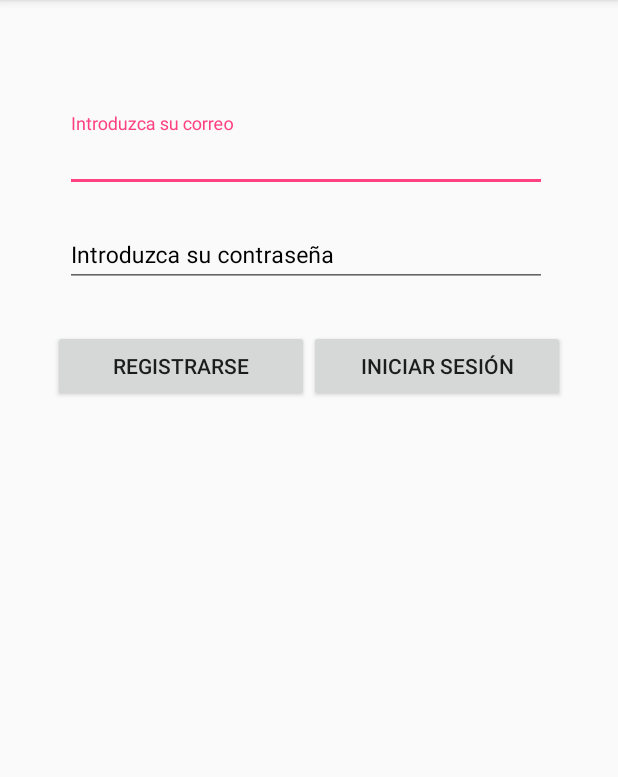
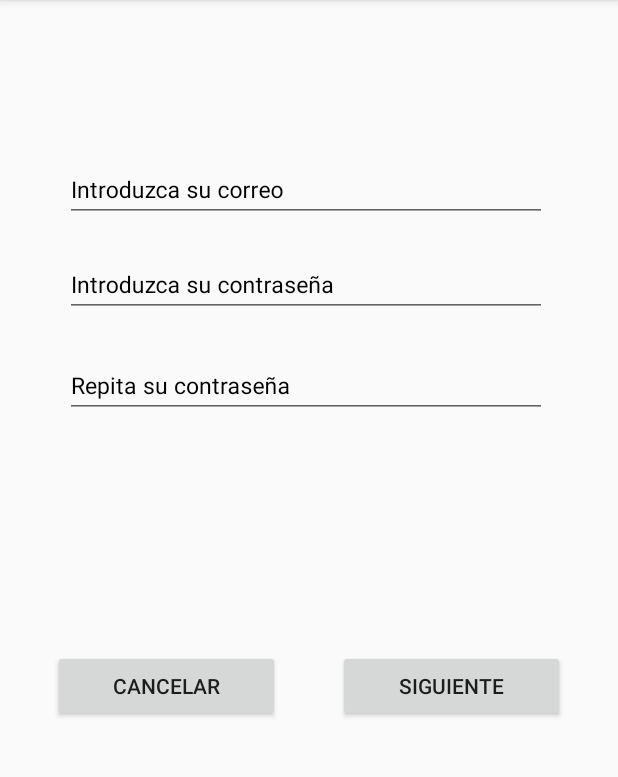
Before and after one commit to Fermach/KeepMoving-Social-Network-, an Android app: the screen it shows after launch (MainActivity), after a tap on "REGISTRARSE", on a phone screen of 412 x 824 dp, the part 84-861 px from its top. Run offline under Robolectric (Android 15) with nearby library versions, the phone set to English and light mode, and no system bars; our stand-ins replace Firebase (no records; nobody signed in at launch, a user with empty details on screens opened directly).

Commit message:
Se ha implementado la pantalla de registro

```diff
--- a/KeepMoving/app/src/main/AndroidManifest.xml
+++ b/KeepMoving/app/src/main/AndroidManifest.xml
@@ -4,6 +4,7 @@
     <uses-permission android:name="android.permission.INTERNET" />
     <uses-permission android:name="android.permission.ACCESS_NETWORK_STATE" />
     <application
+        android:name=".App"
         android:allowBackup="true"
         android:icon="@mipmap/ic_launcher"
         android:label="@string/app_name"
--- a/KeepMoving/app/src/main/java/com/example/fermach/keepmoving/Loggin/LogginPantallaVista.java
+++ b/KeepMoving/app/src/main/java/com/example/fermach/keepmoving/Loggin/LogginPantallaVista.java
@@ -1,5 +1,6 @@
 package com.example.fermach.keepmoving.Loggin;
 
+import android.app.ProgressDialog;
 import android.os.Bundle;
 import android.support.annotation.Nullable;
 import android.support.design.widget.Snackbar;
@@ -10,9 +11,11 @@ import android.view.ViewGroup;
 import android.widget.Button;
 import android.widget.EditText;
 
+import com.example.fermach.keepmoving.App;
 import com.example.fermach.keepmoving.Modelos.Usuario.Usuario;
 import com.example.fermach.keepmoving.Perfil_Usuario.PerfilPantallaVista;
 import com.example.fermach.keepmoving.R;
+import com.example.fermach.keepmoving.Registro.RegistroPantallaVista;
 
 /**
  * Created by Fermach on 27/03/2018.
@@ -25,6 +28,7 @@ public class LogginPantallaVista extends Fragment implements LogginPantallaContr
     private EditText et_correo;
     private EditText et_contraseña;
     private View myView;
+    private ProgressDialog progressDialog;
     private LogginPantallaContract.Presenter presenter;
     private String correo;
     private String contraseña;
@@ -43,6 +47,8 @@ public class LogginPantallaVista extends Fragment implements LogginPantallaContr
         activarControladores();
 
         presenter= new LogginPantallaPresenter(this);
+        progressDialog=new ProgressDialog(myView.getContext());
+
 
         return  myView;
     }
@@ -59,6 +65,8 @@ public class LogginPantallaVista extends Fragment implements LogginPantallaContr
         btn_registrar.setOnClickListener(new View.OnClickListener() {
             @Override
             public void onClick(View v) {
+                fragment = new RegistroPantallaVista();
+                getFragmentManager().beginTransaction().replace(R.id.content_main, fragment ).commit();
 
             }
         });
@@ -66,10 +74,13 @@ public class LogginPantallaVista extends Fragment implements LogginPantallaContr
         btn_iniciar_sesion.setOnClickListener(new View.OnClickListener() {
             @Override
             public void onClick(View v) {
-                correo= et_correo.getText().toString();
-                contraseña= et_contraseña.getText().toString();
+                correo= et_correo.getText().toString().trim();
+                contraseña= et_contraseña.getText().toString().trim();
 
                 if(!correo.isEmpty() && !contraseña.isEmpty()) {
+
+                    progressDialog.setMessage("Logueando usuario");
+                    progressDialog.show();
 
                     usuario = new Usuario(correo, contraseña);
                     presenter.loggearUsuario(usuario);
@@ -83,12 +94,14 @@ public class LogginPantallaVista extends Fragment implements LogginPantallaContr
 
     @Override
     public void onSesionIniciadaError() {
+        progressDialog.dismiss();
         Snackbar.make(myView,"No se pudo iniciar sesión", Snackbar.LENGTH_SHORT).show();
 
     }
 
     @Override
     public void onSesionIniciada() {
+        progressDialog.dismiss();
         fragment = new PerfilPantallaVista();
         getFragmentManager().beginTransaction().replace(R.id.content_main, fragment ).commit();
 
@@ -97,7 +110,7 @@ public class LogginPantallaVista extends Fragment implements LogginPantallaContr
     @Override
     public void onStart() {
         super.onStart();
-       // presenter.comprobarRegistroDeUsuario();
+        presenter.iniciarListenerFire();
     }
 
     @Override
--- a/KeepMoving/app/src/main/java/com/example/fermach/keepmoving/MainActivity/MainActivity.java
+++ b/KeepMoving/app/src/main/java/com/example/fermach/keepmoving/MainActivity/MainActivity.java
@@ -104,7 +104,7 @@ public class MainActivity extends AppCompatActivity {
          //   getSupportFragmentManager().beginTransaction().replace(R.id.content_main,fragment).commit();
         }
 
-        DrawerLayout drawer = (DrawerLayout) findViewById(R.id.drawer_layout);
+        DrawerLayout drawer = findViewById(R.id.drawer_layout);
         drawer.closeDrawer(GravityCompat.START);
         return true;
     }
--- a/KeepMoving/app/src/main/java/com/example/fermach/keepmoving/Modelos/Usuario/UsuariosDataSource.java
+++ b/KeepMoving/app/src/main/java/com/example/fermach/keepmoving/Modelos/Usuario/UsuariosDataSource.java
@@ -7,6 +7,7 @@ package com.example.fermach.keepmoving.Modelos.Usuario;
 public interface UsuariosDataSource {
 
     void loguearUsuario(Usuario usuario, LoguearUsuarioCallback callback);
+    void registrarUsuario(Usuario usuario, RegistrarUsuarioCallback callback);
     void comprobarUsuarioRegistrado(ComprobarUsuarioRegistradoCallback callback);
     void cerrarSesion(CerrarSesionCallback callback);
     void iniciarListener(IniciarListenerCallback callback);
@@ -15,6 +16,10 @@ public interface UsuariosDataSource {
     interface LoguearUsuarioCallback{
         void onUsuarioLogueado();
         void onUsuarioLogueadoError();
+    }
+    interface RegistrarUsuarioCallback{
+        void onUsuarioRegistrado();
+        void onUsuarioRegistradoError();
     }
 
     interface ComprobarUsuarioRegistradoCallback{
--- /dev/null
+++ b/KeepMoving/app/src/main/java/com/example/fermach/keepmoving/Registro/RegistroPantallaContract.java
@@ -0,0 +1,19 @@
+package com.example.fermach.keepmoving.Registro;
+
+import com.example.fermach.keepmoving.Modelos.Usuario.Usuario;
+
+/**
+ * Created by Fermach on 27/03/2018.
+ */
+
+public interface RegistroPantallaContract {
+    interface View {
+        void onRegistroError();
+        void onRegistro();
+    }
+    interface Presenter {
+        void registrarUsuario(Usuario usuario);
+
+    }
+
+}
--- /dev/null
+++ b/KeepMoving/app/src/main/java/com/example/fermach/keepmoving/Registro/RegistroPantallaPresenter.java
@@ -0,0 +1,40 @@
+package com.example.fermach.keepmoving.Registro;
+
+import android.util.Log;
+
+import com.example.fermach.keepmoving.Modelos.Usuario.Usuario;
+import com.example.fermach.keepmoving.Modelos.Usuario.UsuariosDataSource;
+import com.example.fermach.keepmoving.Modelos.Usuario.UsuariosRepository;
+
+/**
+ * Created by Fermach on 27/03/2018.
+ */
+
+public class RegistroPantallaPresenter implements  RegistroPantallaContract.Presenter{
+    private UsuariosRepository repository;
+    private RegistroPantallaContract.View registroView;
+
+
+
+    public RegistroPantallaPresenter(RegistroPantallaContract.View view) {
+        this.registroView = view;
+        repository = UsuariosRepository.getInstance();
+       // this.repository = UsuariosRepository.getInstance();
+    }
+
+
+    @Override
+    public void registrarUsuario(Usuario usuario) {
+       repository.registrarUsuario(usuario, new UsuariosDataSource.RegistrarUsuarioCallback() {
+          @Override
+          public void onUsuarioRegistrado() {
+             registroView.onRegistro();
+          }
+
+          @Override
+          public void onUsuarioRegistradoError() {
+             registroView.onRegistroError();
+          }
+       });
+    }
+}
--- /dev/null
+++ b/KeepMoving/app/src/main/java/com/example/fermach/keepmoving/Registro/RegistroPantallaVista.java
@@ -0,0 +1,140 @@
+package com.example.fermach.keepmoving.Registro;
+
+import android.app.ProgressDialog;
+import android.os.Bundle;
+import android.support.annotation.Nullable;
+import android.support.design.widget.Snackbar;
+import android.support.v4.app.Fragment;
+import android.view.LayoutInflater;
+import android.view.View;
+import android.view.ViewGroup;
+import android.widget.Button;
+import android.widget.EditText;
+
+import com.example.fermach.keepmoving.App;
+import com.example.fermach.keepmoving.Loggin.LogginPantallaVista;
+import com.example.fermach.keepmoving.Modelos.Usuario.Usuario;
+import com.example.fermach.keepmoving.Perfil_Usuario.PerfilPantallaVista;
+import com.example.fermach.keepmoving.R;
+
+/**
+ * Created by Fermach on 27/03/2018.
+ */
+
+public class RegistroPantallaVista extends Fragment implements RegistroPantallaContract.View  {
+
+    private Button btn_cancelar;
+    private Button btn_siguiente;
+    private EditText et_correo;
+    private EditText et_contraseña;
+    private EditText et_contraseña2;
+    private View myView;
+    private RegistroPantallaContract.Presenter presenter;
+    private String correo;
+    private String contraseña;
+    private String contraseña2;
+    private ProgressDialog progressDialog;
+    private Usuario usuario;
+    private Fragment fragment;
+    private final String USUARIO="USUARIO";
+
+    public RegistroPantallaVista() {
+    }
+
+    @Nullable
+    @Override
+    public View onCreateView(LayoutInflater inflater, @Nullable ViewGroup container, @Nullable Bundle savedInstanceState) {
+        myView = inflater.inflate(R.layout.pantalla_registro1, container, false);
+
+        inicializarVista();
+        activarControladores();
+
+        presenter= new RegistroPantallaPresenter(this);
+        progressDialog=new ProgressDialog(myView.getContext());
+
+        return  myView;
+    }
+
+    public void inicializarVista() {
+
+        btn_siguiente= myView.findViewById(R.id.btn_siguiente1_registro);
+        btn_cancelar=myView.findViewById(R.id.btn_cancelar_registro);
+        et_correo=myView.findViewById(R.id.editText_correoUsuario_registro);
+        et_contraseña=myView.findViewById(R.id.editText_passwordUsuario_registro1);
+        et_contraseña2=myView.findViewById(R.id.editText_passwordUsuario_registro2);
+    }
+
+    public void activarControladores() {
+
+        btn_siguiente.setOnClickListener(new View.OnClickListener() {
+            @Override
+            public void onClick(View v) {
+                correo= et_correo.getText().toString().trim();
+                contraseña= et_contraseña.getText().toString().trim();
+                contraseña2= et_contraseña2.getText().toString().trim();
+
+                if(!correo.isEmpty() && !contraseña.isEmpty()  && !contraseña2.isEmpty())  {
+
+                    if(contraseña2.equals(contraseña)) {
+
+                        progressDialog.setMessage("Se están validando los datos");
+                        progressDialog.show();
+
+                        usuario = new Usuario(correo, contraseña);
+                        presenter.registrarUsuario(usuario);
+
+                    }else{
+                        Snackbar.make(myView,"Deben coincidir las contraseñas", Snackbar.LENGTH_SHORT).show();
+
+                    }
+                }else{
+                    Snackbar.make(myView,"Debe rellenar todos los campos", Snackbar.LENGTH_SHORT).show();
+
+                }
+            }
+        });
+
+        btn_cancelar.setOnClickListener(new View.OnClickListener() {
+            @Override
+            public void onClick(View v) {
+
+                fragment = new LogginPantallaVista();
+                getFragmentManager().beginTransaction().replace(R.id.content_main, fragment ).commit();
+
+
+            }
+        });
+    }
+
+    @Override
+    public void onRegistroError() {
+        Snackbar.make(myView,"No se pudo iniciar sesión", Snackbar.LENGTH_SHORT).show();
+        progressDialog.dismiss();
+    }
+
+    @Override
+    public void onRegistro() {
+        fragment = new RegistroPantallaVista2();
+        progressDialog.dismiss();
+
+        Bundle args = new Bundle();
+        args.putSerializable(USUARIO, usuario);
+        fragment.setArguments(args);
+        getFragmentManager()
+                .beginTransaction()
+                .replace(R.id.content_main, fragment, USUARIO)
+                .addToBackStack(USUARIO).commit();
+
+    }
+
+    @Override
+    public void onStart() {
+        super.onStart();
+
+    }
+
+    @Override
+    public void onStop() {
+        super.onStop();
+    }
+}
--- /dev/null
+++ b/KeepMoving/app/src/main/res/layout/pantalla_registro1.xml
@@ -0,0 +1,99 @@
+<?xml version="1.0" encoding="utf-8"?>
+<LinearLayout
+    xmlns:android="http://schemas.android.com/apk/res/android"
+    xmlns:app="http://schemas.android.com/apk/res-auto"
+    android:layout_width="match_parent"
+    android:layout_height="match_parent"
+    android:orientation="vertical">
+
+    <LinearLayout
+        android:layout_marginTop="95sp"
+        android:layout_width="match_parent"
+        android:layout_marginHorizontal="30sp"
+        android:layout_height="wrap_content"
+        android:orientation="vertical">
+
+        <android.support.design.widget.TextInputLayout
+            android:layout_width="match_parent"
+            android:layout_height="63dp"
+            android:layout_marginLeft="13sp"
+            android:layout_marginRight="17sp"
+            android:textColorHint="@android:color/black"
+            app:errorEnabled="true">
+
+            <EditText
+                android:id="@+id/editText_correoUsuario_registro"
+                android:layout_width="match_parent"
+                android:layout_height="wrap_content"
+                android:hint="@string/intr_correo"
+                android:inputType="text"
+                android:textColorHint="@android:color/black"
+                android:textSize="15sp" />
+        </android.support.design.widget.TextInputLayout>
+
+        <android.support.design.widget.TextInputLayout
+            android:layout_width="match_parent"
+            android:layout_height="67dp"
+            android:layout_marginLeft="13sp"
+            android:layout_marginRight="17sp"
+            android:textColorHint="@android:color/black"
+            app:errorEnabled="true">
+
+            <EditText
+                android:id="@+id/editText_passwordUsuario_registro1"
+                android:layout_width="match_parent"
+                android:layout_height="wrap_content"
+                android:hint="@string/intr_contraseña"
+                android:inputType="text"
+                android:textColorHint="@android:color/black"
+                android:textSize="15sp" />
+        </android.support.design.widget.TextInputLayout>
+
+        <android.support.design.widget.TextInputLayout
+            android:layout_width="match_parent"
+            android:layout_height="67dp"
+            android:layout_marginLeft="13sp"
+            android:layout_marginRight="17sp"
+            android:textColorHint="@android:color/black"
+            app:errorEnabled="true">
+
+            <EditText
+                android:id="@+id/editText_passwordUsuario_registro2"
+                android:layout_width="match_parent"
+                android:layout_height="wrap_content"
+                android:hint="@string/intr_contraseña2"
+                android:inputType="text"
+                android:textColorHint="@android:color/black"
+                android:textSize="15sp" />
+        </android.support.design.widget.TextInputLayout>
+
+
+    </LinearLayout>
+
+    <LinearLayout
+        android:layout_marginTop="140sp"
+        android:layout_width="match_parent"
+        android:layout_height="wrap_content"
+        android:layout_marginHorizontal="35sp"
+        android:orientation="horizontal">
+
+        <Button
+            android:id="@+id/btn_cancelar_registro"
+            android:layout_width="match_parent"
+            android:layout_height="wrap_content"
+            android:layout_weight="1"
+            android:layout_marginRight="19sp"
+            android:elevation="10sp"
+            android:text="@string/cancelar" />
+
+        <Button
+            android:id="@+id/btn_siguiente1_registro"
+            android:layout_width="match_parent"
+            android:layout_height="wrap_content"
+            android:layout_marginLeft="19sp"
+            android:layout_weight="1"
+            android:elevation="10sp"
+            android:text="@string/siguiente" />
+    </LinearLayout>
+
+</LinearLayout>
--- a/KeepMoving/app/src/main/res/values/strings.xml
+++ b/KeepMoving/app/src/main/res/values/strings.xml
@@ -16,4 +16,11 @@
     <string name="aficiones_usuario_perfil">Aqui van las aficiones</string>
     <string name="modificar">Modificar datos</string>
     <string name="mis_quedadas">Mis quedadas</string>
+    <string name="intr_contraseña2">Repita su contraseña</string>
+    <string name="cancelar">Cancelar</string>
+    <string name="siguiente">Siguiente</string>
+    <string name="intr_nombre">Introduzca su nombre</string>
+    <string name="intr_bio">Introduzca su biografia</string>
+    <string name="int_aficiones">Introduzca sus aficiones</string>
+    <string name="atras">Atras</string>
 </resources>
--- a/KeepMoving/build.gradle
+++ b/KeepMoving/build.gradle
@@ -8,10 +8,11 @@ buildscript {
     }
     dependencies {
         classpath 'com.android.tools.build:gradle:3.0.1'
-        classpath 'com.google.gms:google-services:3.1.1'
+
 
         // NOTE: Do not place your application dependencies here; they belong
         // in the individual module build.gradle files
+        classpath 'com.google.gms:google-services:3.1.0'
     }
 }
 
@@ -19,9 +20,6 @@ allprojects {
     repositories {
         google()
         jcenter()
-        maven {
-            url "https://maven.google.com" // Google's Maven repository
-        }
     }
 }
 
```
Also changed, not shown: KeepMoving/app/build.gradle (+7 -7 lines), KeepMoving/app/src/main/java/com/example/fermach/keepmoving/Modelos/API/UsuariosFirebase.java (+29 -4 lines), KeepMoving/app/src/main/java/com/example/fermach/keepmoving/Modelos/Usuario/UsuariosRepository.java (+18 -0 lines), KeepMoving/app/src/main/java/com/example/fermach/keepmoving/Registro/RegistroPantallaVista2.java (added, +129 -0 lines), KeepMoving/app/src/main/res/layout/pantalla_registro2.xml (added, +124 -0 lines), KeepMoving/gradle/wrapper/gradle-wrapper.properties, 5 other files.
